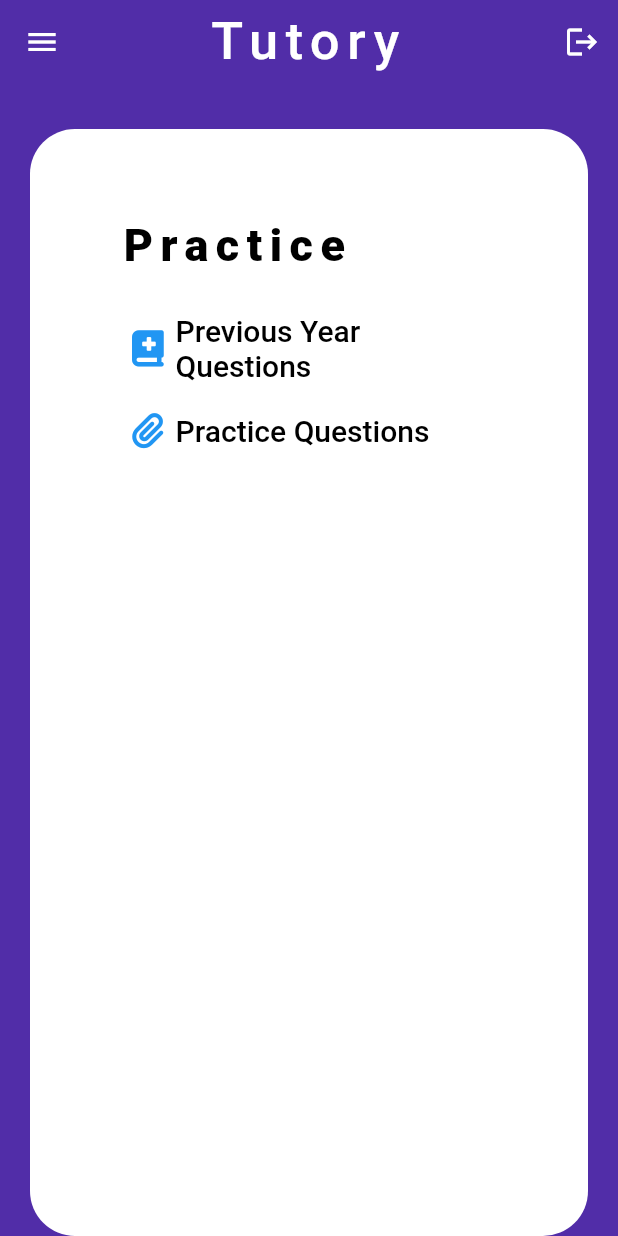
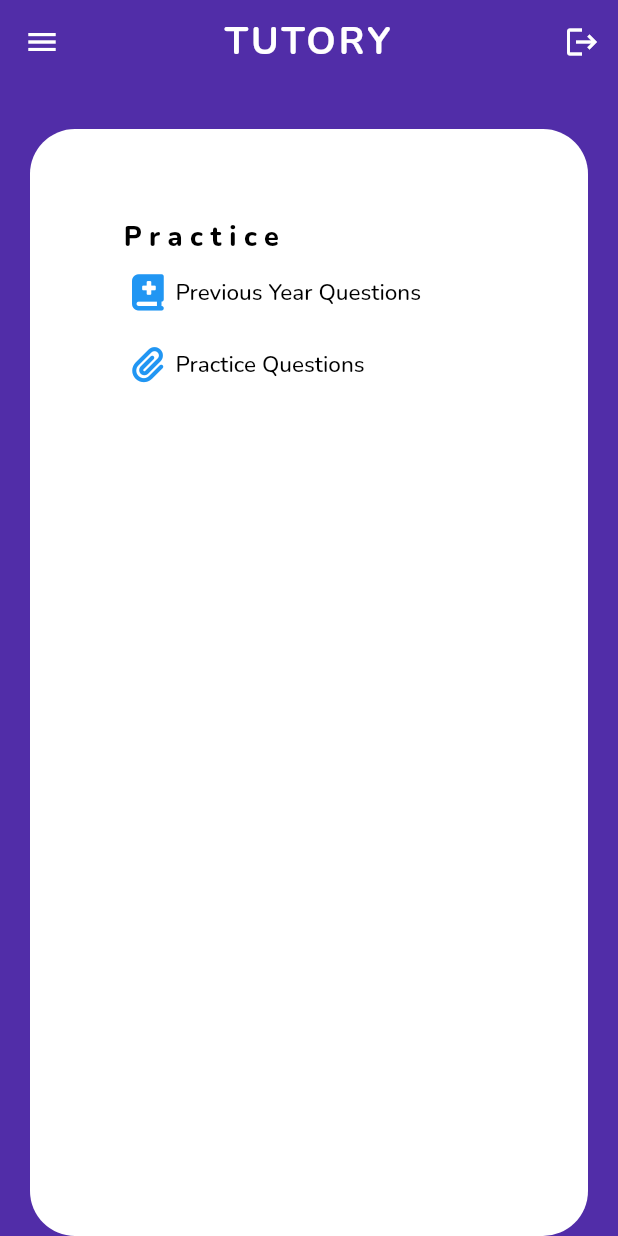
Before and after one commit to Sriganash/Tutory, a Flutter app: the screen it shows after launch, swiped to page 3, on a phone screen of 412 x 824 dp. Run offline on Flutter 3.47's test engine with Material 2 defaults, Android fonts, the light colour scheme and no system bars; our stand-ins replace flutter_spinkit, font_awesome_flutter; missing offline and left inert: countdown_progress_indicator, html_character_entities; Roboto replaces fonts that are missing (Times New Roman).

Commit message:
08/06/2022

```diff
--- a/lib/main.dart
+++ b/lib/main.dart
@@ -22,6 +22,10 @@
   Widget build(BuildContext context) {
     // ignore: prefer_const_constructors
     return MaterialApp(
+    theme: ThemeData(
+     fontFamily:'Nunito'
+      ),
+
 
     initialRoute: '/home',
     routes: {
@@ -33,8 +37,8 @@
       '/level':(context) => const Level_scrn(),
       '/category':(context) => const Practice_Question_Category(),
       '/loading':(context) => const LoadingShared(),
-      '/quiz':(context) => Quiz(),
-      '/validate':(context) => Validate()
+      '/quiz':(context) => const Quiz(),
+      '/validate':(context) => const Validate()
     },
     );
   }
--- a/lib/pages/home.dart
+++ b/lib/pages/home.dart
@@ -1,9 +1,7 @@
-// ignore_for_file: prefer_const_constructors, duplicate_ignore
+// ignore_for_file: prefer_const_constructors, duplicate_ignore, unused_field
 
-import 'package:curved_navigation_bar/curved_navigation_bar.dart';
 import 'package:flutter/material.dart';
 import 'package:font_awesome_flutter/font_awesome_flutter.dart';
-import 'package:http/http.dart';
 import 'home_container.dart';
 import 'study.dart';
 import 'practice.dart';
@@ -28,8 +26,7 @@
     return Scaffold(
       backgroundColor: Colors.deepPurple[700],
       appBar: AppBar(
-        title: Text("Tutory",textAlign: TextAlign.right,style: TextStyle(letterSpacing: 5,
-            fontSize: 35,color: Colors.white,fontFamily: 'Times New Roman'),),
+        title: Text("TUTORY", textAlign: TextAlign.right,style: TextStyle(fontSize: 25,color: Colors.white,fontWeight: FontWeight.bold,letterSpacing:2,),),
             centerTitle: true,
         backgroundColor: Colors.deepPurple[700],
         elevation: 0,
@@ -39,31 +36,62 @@
 
       ),
       drawer: Drawer(
-        backgroundColor: Colors.grey[700],
+        backgroundColor: Color.fromARGB(255, 40, 38, 38),
         child: Column(
           mainAxisAlignment: MainAxisAlignment.start,
-          crossAxisAlignment: CrossAxisAlignment.center,
+          crossAxisAlignment: CrossAxisAlignment.start,
           children: [
             SizedBox(height: 40,),
             SizedBox(height: 100,),
-            TextButton.icon(onPressed: (){changeTab(0);}, icon: FaIcon(FontAwesomeIcons.house), label: Text("Home",style: TextStyle(fontSize: 20,color: Colors.white),)),
+            TextButton.icon(onPressed: (){changeTab(0);}, icon: Padding(
+              padding: const EdgeInsets.only(left:25.0),
+              child: FaIcon(FontAwesomeIcons.house,color: Colors.white,size: 16,),
+            ), label: Padding(
+              padding: const EdgeInsets.only(left:50),
+              child: Text("Home",style: TextStyle(fontSize: 15,color: Colors.white,),),
+            )),
             SizedBox(height: 5,),
-            TextButton.icon(onPressed: (){changeTab(1);}, icon: FaIcon(FontAwesomeIcons.book), label: Text("Materials",style: TextStyle(fontSize: 20,color: Colors.white),)),
+            TextButton.icon(onPressed: (){changeTab(1);}, icon: Padding(
+              padding: const EdgeInsets.only(left:25.0),
+              child: FaIcon(FontAwesomeIcons.book,color: Colors.white,size: 16,),
+            ), label: Padding(
+              padding: const EdgeInsets.only(left:50),
+              child: Text("Materials",style: TextStyle(fontSize: 15,color: Colors.white),),
+            )),
             SizedBox(height: 5,),
-            TextButton.icon(onPressed: (){changeTab(2);}, icon: Icon(Icons.track_changes), label: Text("Practice",style: TextStyle(fontSize: 20,color: Colors.white),)),
+            TextButton.icon(onPressed: (){changeTab(2);}, icon: Padding(
+              padding: const EdgeInsets.only(left:25.0),
+              child: Icon(Icons.track_changes,color: Colors.white,size: 16,),
+            ), label: Padding(
+              padding: const EdgeInsets.only(left:50),
+              child: Text("Practice",style: TextStyle(fontSize: 15,color: Colors.white),),
+            )),
             SizedBox(height: 5,),
-            TextButton.icon(onPressed: (){changeTab(3);}, icon: FaIcon(FontAwesomeIcons.globe), label: Text("Compete",style: TextStyle(fontSize: 20,color: Colors.white),)),
+            TextButton.icon(onPressed: (){changeTab(3);}, icon: Padding(
+              padding: const EdgeInsets.only(left:25.0),
+              child: FaIcon(FontAwesomeIcons.globe,color: Colors.white,size: 16,),
+            ), label: Padding(
+              padding: const EdgeInsets.only(left:50),
+              child: Text("Compete",style: TextStyle(fontSize: 15,color: Colors.white),),
+            )),
             SizedBox(height: 5,),
-            TextButton.icon(onPressed: (){changeTab(4);}, icon: FaIcon(FontAwesomeIcons.person), label: Text("Profile",style: TextStyle(fontSize: 20,color: Colors.white),)),
+            TextButton.icon(onPressed: (){changeTab(4);}, icon: Padding(
+              padding: const EdgeInsets.only(left:25.0),
+              child: FaIcon(FontAwesomeIcons.person,color: Colors.white,size: 16,),
+            ), label: Padding(
+              padding: const EdgeInsets.only(left:58),
+              child: Text("Profile",style: TextStyle(fontSize: 15,color: Colors.white),),
+            )),
             SizedBox(height: 200,),
-            Text("Tutory",textAlign: TextAlign.end,style: TextStyle(letterSpacing: 5,
-            fontSize: 35,color:Colors.white),),
+            Center(
+              child: Text("TUTORY",textAlign: TextAlign.end,style: TextStyle(fontSize: 18,fontWeight:FontWeight.bold,color:Colors.white),),
+            ),
             ],
         ),
       ),
       body: PageView(
       controller: pageController,
-      children: [
+      children: const [
         Home_Container(),
         Study(),
         Practice(),
--- a/lib/pages/home_container.dart
+++ b/lib/pages/home_container.dart
@@ -1,3 +1,5 @@
+// ignore_for_file: camel_case_types
+
 import 'package:flutter/material.dart';
 
 class Home_Container extends StatefulWidget {
--- a/lib/pages/practice.dart
+++ b/lib/pages/practice.dart
@@ -30,10 +30,10 @@
           mainAxisAlignment: MainAxisAlignment.start,
           crossAxisAlignment: CrossAxisAlignment.start,
           children: [
-            Text("Practice",style: TextStyle(fontSize: 30,color:Colors.black,fontWeight:FontWeight.w800,letterSpacing: 5),),
-            SizedBox(height:20),
-            TextButton.icon(onPressed: (){}, icon: FaIcon(FontAwesomeIcons.bookMedical), label: Text("Previous Year Questions",style: TextStyle(fontSize: 20,color:Colors.black,fontFamily: "Times New Roman"),)),
-            TextButton.icon(onPressed: (){Navigator.pushNamed(context, '/category');}, icon: FaIcon(FontAwesomeIcons.paperclip), label: Text("Practice Questions",style: TextStyle(fontSize: 20,color:Colors.black,fontFamily: "Times New Roman")),),
+            Text("Practice",style: TextStyle(fontSize: 18,color:Colors.black,fontWeight:FontWeight.w800,letterSpacing: 5),),
+
+            TextButton.icon(onPressed: (){}, icon: FaIcon(FontAwesomeIcons.bookMedical), label: Text("Previous Year Questions",style: TextStyle(fontSize: 15,color:Colors.black,),)),
+            TextButton.icon(onPressed: (){Navigator.pushNamed(context, '/category');}, icon: FaIcon(FontAwesomeIcons.paperclip), label: Text("Practice Questions",style: TextStyle(fontSize: 15,color:Colors.black,)),),
           ],)
       ),
     );
--- a/lib/shared/loading.dart
+++ b/lib/shared/loading.dart
@@ -1,9 +1,10 @@
+// ignore_for_file: unnecessary_cast, use_build_context_synchronously, avoid_print, unused_local_variable, prefer_const_constructors
+
 import 'dart:convert';
 
 import 'package:flutter/material.dart';
 import 'package:flutter_spinkit/flutter_spinkit.dart';
 import 'package:http/http.dart';
-import 'package:tutory_v2/pages/Quiz.dart';
 
 import '../Models/question.dart';
 
@@ -16,7 +17,7 @@
   Future<List<Question>>  getQuestions(int category, String difficulty) async {
   String url = "https://opentdb.com/api.php?amount=10&category=$category&difficulty=$difficulty&type=multiple";
 
-  Response response=await(get(Uri.parse('$url')));
+  Response response=await(get(Uri.parse(url)));
   List<Map<String, dynamic>> question = List<Map<String,dynamic>>.from(json.decode(response.body)["results"]);
   return Question.fromData(question);
 }
--- a/pubspec.yaml
+++ b/pubspec.yaml
@@ -41,6 +41,8 @@
   flutter_spinkit: ^5.1.0
   html_unescape: ^2.0.0
   html_character_entities: ^1.0.0+1
+  countdown_progress_indicator: ^0.1.2
+  circular_countdown_timer: ^0.2.2
 
 dev_dependencies:
   flutter_test:
```
Also changed, not shown: lib/pages/Quiz.dart (+54 -34 lines), lib/pages/evaluate.dart (+19 -8 lines), lib/pages/practice_hardness.dart (+20 -13 lines), lib/pages/practice_question_category.dart (+9 -6 lines), pubspec.lock.
